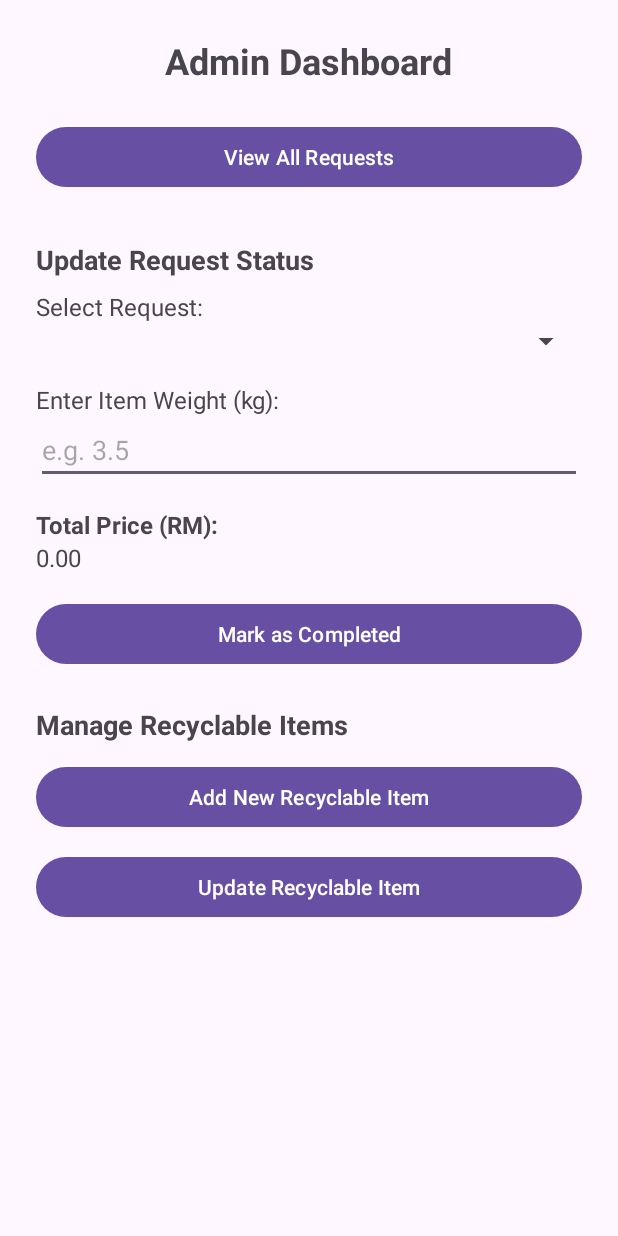
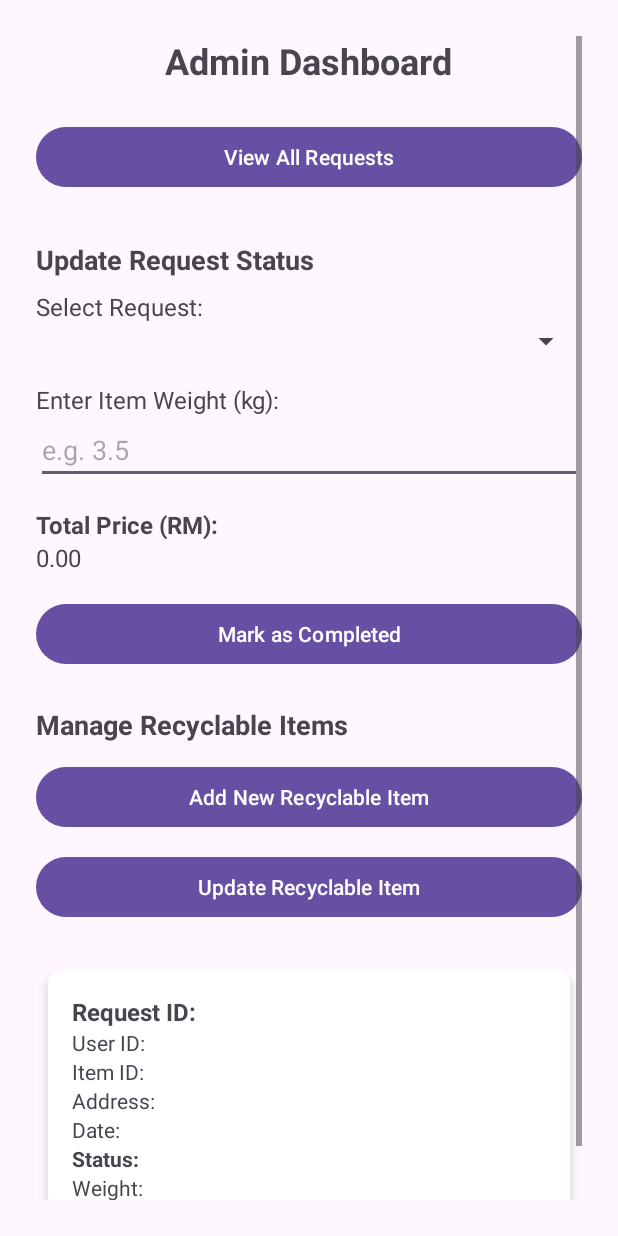
Before and after one commit to 1khwaN/ecoreq, an Android app: the layout activity_admin_dashboard.xml on its own in the app's theme, with its tools: preview values and no code run, on a phone screen of 412 x 824 dp. Run offline under Robolectric (Android 15) with nearby library versions, the phone set to English and light mode, and no system bars.

Commit message:
For view all request functionality

```diff
--- a/app/build.gradle.kts
+++ b/app/build.gradle.kts
@@ -40,6 +40,7 @@ dependencies {
     // ✅ Retrofit
     implementation(libs.retrofit)
     implementation(libs.converter.gson)
+    implementation(libs.play.services.fitness)
 
     testImplementation(libs.junit)
     androidTestImplementation(libs.ext.junit)
--- a/app/src/main/java/com/example/recyclerequestapp/remote/ApiUtils.java
+++ b/app/src/main/java/com/example/recyclerequestapp/remote/ApiUtils.java
@@ -4,8 +4,11 @@ import com.example.recyclerequestapp.remote.RetrofitClient;
 import com.example.recyclerequestapp.remote.UserService;
 
 public class ApiUtils {
-    public static final String BASE_URL = "http://178.128.220.20/2024769923/api/";
+    public static final String BASE_URL = "http://178.128.220.20/2024988895/api/";
 
+    public static RequestService getRequestService() {
+        return RetrofitClient.getClient(BASE_URL).create(RequestService.class);
+    }
     public static UserService getUserService() {
         return RetrofitClient.getClient(BASE_URL).create(UserService.class);
     }
--- a/app/src/main/res/layout/activity_admin_dashboard.xml
+++ b/app/src/main/res/layout/activity_admin_dashboard.xml
@@ -1,8 +1,8 @@
 <?xml version="1.0" encoding="utf-8"?>
-<ScrollView
-    xmlns:android="http://schemas.android.com/apk/res/android"
+<ScrollView xmlns:android="http://schemas.android.com/apk/res/android"
     android:layout_width="match_parent"
     android:layout_height="match_parent"
+    xmlns:tools="http://schemas.android.com/tools"
     android:padding="24dp"
     android:fitsSystemWindows="true">
 
@@ -114,6 +114,12 @@
             android:text="Update Recyclable Item"
             android:layout_marginBottom="24dp" />
 
+        <androidx.recyclerview.widget.RecyclerView
+            android:id="@+id/recyclerViewRequests"
+            android:layout_width="match_parent"
+            android:layout_height="wrap_content"
+            tools:listitem="@layout/item_request" />
+
 
 
     </LinearLayout>
--- /dev/null
+++ b/app/src/main/res/layout/item_request.xml
@@ -0,0 +1,78 @@
+<?xml version="1.0" encoding="utf-8"?>
+<androidx.cardview.widget.CardView xmlns:android="http://schemas.android.com/apk/res/android"
+    xmlns:app="http://schemas.android.com/apk/res-auto"
+    android:layout_width="match_parent"
+    android:layout_height="wrap_content"
+    android:layout_margin="8dp"
+    app:cardCornerRadius="8dp"
+    app:cardElevation="4dp">
+
+    <LinearLayout
+        android:layout_width="match_parent"
+        android:layout_height="wrap_content"
+        android:orientation="vertical"
+        android:padding="16dp">
+
+        <TextView
+            android:id="@+id/text_request_id"
+            android:layout_width="wrap_content"
+            android:layout_height="wrap_content"
+            android:textStyle="bold"
+            android:textSize="16sp"
+            android:text="Request ID: " />
+
+        <TextView
+            android:id="@+id/text_user_id"
+            android:layout_width="wrap_content"
+            android:layout_height="wrap_content"
+            android:text="User ID: " />
+
+        <TextView
+            android:id="@+id/text_item_id"
+            android:layout_width="wrap_content"
+            android:layout_height="wrap_content"
+            android:text="Item ID: " />
+
+        <TextView
+            android:id="@+id/text_address"
+            android:layout_width="wrap_content"
+            android:layout_height="wrap_content"
+            android:maxLines="2"
+            android:ellipsize="end"
+            android:text="Address: " />
+
+        <TextView
+            android:id="@+id/text_request_date"
+            android:layout_width="wrap_content"
+            android:layout_height="wrap_content"
+            android:text="Date: " />
+
+        <TextView
+            android:id="@+id/text_status"
+            android:layout_width="wrap_content"
+            android:layout_height="wrap_content"
+            android:textStyle="bold"
+            android:text="Status: " />
+
+        <TextView
+            android:id="@+id/text_weight"
+            android:layout_width="wrap_content"
+            android:layout_height="wrap_content"
+            android:text="Weight: " />
+
+        <TextView
+            android:id="@+id/text_total_price"
+            android:layout_width="wrap_content"
+            android:layout_height="wrap_content"
+            android:text="Total Price: " />
+
+        <TextView
+            android:id="@+id/text_notes"
+            android:layout_width="wrap_content"
+            android:layout_height="wrap_content"
+            android:maxLines="2"
+            android:ellipsize="end"
+            android:text="Notes: " />
+
+    </LinearLayout>
+</androidx.cardview.widget.CardView>
--- a/gradle/libs.versions.toml
+++ b/gradle/libs.versions.toml
@@ -8,6 +8,7 @@ material = "1.12.0"
 activity = "1.10.1"
 constraintlayout = "2.2.1"
 retrofit = "2.9.0"
+playServicesFitness = "21.2.0"
 
 [libraries]
 junit = { group = "junit", name = "junit", version.ref = "junit" }
@@ -19,5 +20,6 @@ activity = { group = "androidx.activity", name = "activity", version.ref = "acti
 constraintlayout = { group = "androidx.constraintlayout", name = "constraintlayout", version.ref = "constraintlayout" }
 retrofit = { module = "com.squareup.retrofit2:retrofit", version.ref = "retrofit" }
 converter-gson = { module = "com.squareup.retrofit2:converter-gson", version.ref = "retrofit" }
+play-services-fitness = { group = "com.google.android.gms", name = "play-services-fitness", version.ref = "playServicesFitness" }
 [plugins]
 android-application = { id = "com.android.application", version.ref = "agp" }
```
Also changed, not shown: app/src/main/java/com/example/recyclerequestapp/AdminDashboardActivity.java (+22 -1 lines), app/src/main/java/com/example/recyclerequestapp/ViewRequestsActivity.java (+88 -1 lines), app/src/main/java/com/example/recyclerequestapp/adapter/RequestAdapter.java (added, +76 -0 lines), app/src/main/java/com/example/recyclerequestapp/model/Request.java (added, +85 -0 lines), app/src/main/java/com/example/recyclerequestapp/remote/RequestService.java (added, +15 -0 lines), app/src/main/res/layout/activity_view_requests.xml (+14 -10 lines).
